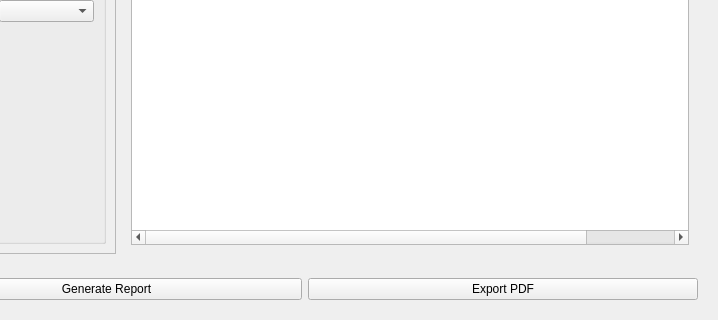
MagdaOleksandrTeam/ProductionPlanner, file ui/ReportsView.ui: the form before one commit; both pictures show x 109 to 827 and y 345 to 665 of the 827 by 665 pixel window.
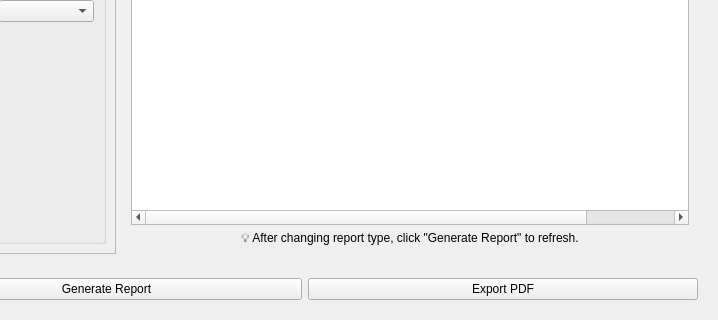
The form after the commit. Icons and pictures are not drawn.

Commit message: fix: add hint in ReportsView

Diff of the .ui file:
```diff
--- a/ui/ReportsView.ui
+++ b/ui/ReportsView.ui
@@ -199,6 +199,16 @@
            </column>
           </widget>
          </item>
+         <item>
+          <widget class="QLabel" name="lblHint">
+           <property name="text">
+            <string>💡 After changing report type, click &quot;Generate Report&quot; to refresh.</string>
+           </property>
+           <property name="alignment">
+            <set>Qt::AlignmentFlag::AlignCenter</set>
+           </property>
+          </widget>
+         </item>
         </layout>
        </widget>
       </item>
```
